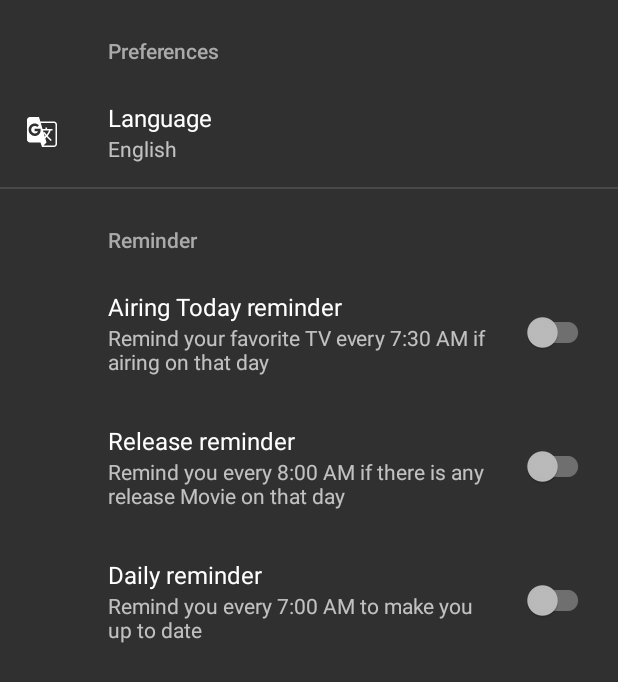
After one commit to FungkiPandu/moo-v, an Android app: the PreferenceActivity screen opened directly, with no data from a screen before it, on a phone screen of 412 x 824 dp. The commit adds this screen. Shown: the top 682 px of the screen. Run offline under Robolectric (Android 15) with nearby library versions, the phone set to English and light mode, and no system bars; our stand-ins replace androidx.preference.

Commit message:
create preference layout activity

```diff
--- a/app/build.gradle
+++ b/app/build.gradle
@@ -40,6 +40,7 @@ dependencies {
     implementation 'androidx.recyclerview:recyclerview:1.0.0'
     implementation 'com.amitshekhar.android:android-networking:1.0.2'
     implementation 'com.github.bumptech.glide:glide:4.9.0'
+    implementation 'androidx.preference:preference:1.1.0'
     testImplementation 'junit:junit:4.12'
     androidTestImplementation 'androidx.test:runner:1.2.0'
     androidTestImplementation 'androidx.test.espresso:espresso-core:3.2.0'
--- a/app/src/main/AndroidManifest.xml
+++ b/app/src/main/AndroidManifest.xml
@@ -14,6 +14,9 @@
         android:supportsRtl="true"
         android:theme="@style/AppTheme"
         tools:ignore="GoogleAppIndexingWarning">
+        <activity
+            android:name=".flow.setting.PreferenceActivity"
+            android:label="@string/title_activity_preference"></activity>
         <activity
             android:name=".flow.search.SearchActivity"
             android:theme="@style/AppTheme.NoActionBar" />
--- /dev/null
+++ b/app/src/main/java/xyz/neopandu/moov/flow/setting/PreferenceActivity.kt
@@ -0,0 +1,41 @@
+package xyz.neopandu.moov.flow.setting
+
+import android.content.Intent
+import android.os.Bundle
+import android.provider.Settings
+import androidx.appcompat.app.AppCompatActivity
+import androidx.appcompat.app.AppCompatDelegate
+import androidx.preference.Preference
+import androidx.preference.PreferenceFragmentCompat
+import xyz.neopandu.moov.R
+import java.util.*
+
+class PreferenceActivity : AppCompatActivity() {
+
+    override fun onCreate(savedInstanceState: Bundle?) {
+        super.onCreate(savedInstanceState)
+        setContentView(R.layout.settings_activity)
+        delegate.localNightMode = AppCompatDelegate.MODE_NIGHT_YES
+
+        supportFragmentManager
+            .beginTransaction()
+            .replace(R.id.settings, SettingsFragment())
+            .commit()
+        supportActionBar?.setDisplayHomeAsUpEnabled(true)
+    }
+
+    class SettingsFragment : PreferenceFragmentCompat() {
+        private var languagePreference: Preference? = null
+
+        override fun onCreatePreferences(savedInstanceState: Bundle?, rootKey: String?) {
+            setPreferencesFromResource(R.xml.root_preferences, rootKey)
+            languagePreference = findPreference(getString(R.string.language))
+            languagePreference?.summary = Locale.getDefault().displayLanguage
+            languagePreference?.setOnPreferenceClickListener {
+                val mIntent = Intent(Settings.ACTION_LOCALE_SETTINGS)
+                startActivity(mIntent)
+                true
+            }
+        }
+    }
+}
--- /dev/null
+++ b/app/src/main/res/layout/settings_activity.xml
@@ -0,0 +1,9 @@
+<LinearLayout xmlns:android="http://schemas.android.com/apk/res/android"
+    android:layout_width="match_parent"
+    android:layout_height="match_parent">
+
+    <FrameLayout
+        android:id="@+id/settings"
+        android:layout_width="match_parent"
+        android:layout_height="match_parent" />
+</LinearLayout>
--- a/app/src/main/res/menu/main_menu.xml
+++ b/app/src/main/res/menu/main_menu.xml
@@ -7,8 +7,8 @@
         android:title="@string/search"
         app:showAsAction="ifRoom" />
     <item
-        android:id="@+id/action_change_settings"
-        android:title="@string/change_language_settings"
+        android:id="@+id/action_preferences"
+        android:icon="@drawable/ic_settings_white_24dp"
         app:showAsAction="ifRoom"
-        android:icon="@drawable/ic_g_translate_white_24dp"/>
+        android:title="@string/preferences" />
 </menu>
--- a/app/src/main/res/values/strings.xml
+++ b/app/src/main/res/values/strings.xml
@@ -3,6 +3,7 @@
     <string name="change_language_settings">Change language</string>
     <string name="banner_base_url" translatable="false">https://image.tmdb.org/t/p/w780</string>
     <string name="poster_base_url" translatable="false">https://image.tmdb.org/t/p/w780</string>
+
 
     <string name="movie_banner">Movie banner</string>
     <string name="title_movie">Movie</string>
@@ -25,4 +26,20 @@
     <string name="search">Search</string>
     <string name="appwidget_text">EXAMPLE</string>
     <string name="add_widget">Add widget</string>
+
+
+    <!-- Preference -->
+    <string name="language">Language</string>
+    <string name="airing_today_reminder">Airing Today reminder</string>
+    <string name="airing_today_reminder_summary">Remind your favorite TVs every 7:30 AM if airing on that day</string>
+    <string name="release_reminder">Release reminder</string>
+    <string name="release_reminder_summary">Remind you every 8:00 AM if there is any release Movie on that day</string>
+    <string name="daily_reminder">Daily reminder</string>
+    <string name="daily_reminder_summary">Remind you every 7:00 AM to make you up to date</string>
+
+    <string name="title_activity_preference">Preference</string>
+
+    <!-- Preference Titles -->
+    <string name="preferences">Preferences</string>
+    <string name="reminder">Reminder</string>
 </resources>
--- /dev/null
+++ b/app/src/main/res/xml/root_preferences.xml
@@ -0,0 +1,46 @@
+<!--
+  ~ Copyright 2018 The app Open Source Project
+  ~
+  ~ Licensed under the Apache License, Version 2.0 (the "License");
+  ~ you may not use this file except in compliance with the License.
+  ~ You may obtain a copy of the License at
+  ~
+  ~      http://www.apache.org/licenses/LICENSE-2.0
+  ~
+  ~ Unless required by applicable law or agreed to in writing, software
+  ~ distributed under the License is distributed on an "AS IS" BASIS,
+  ~ WITHOUT WARRANTIES OR CONDITIONS OF ANY KIND, either express or implied.
+  ~ See the License for the specific language governing permissions and
+  ~ limitations under the License.
+  -->
+
+<PreferenceScreen xmlns:app="http://schemas.android.com/apk/res-auto">
+
+    <PreferenceCategory app:title="@string/preferences">
+        <Preference
+            app:icon="@drawable/ic_g_translate_white_24dp"
+            app:key="@string/language"
+            app:summary="Current language"
+            app:title="@string/language" />
+    </PreferenceCategory>
+
+    <PreferenceCategory app:title="@string/reminder">
+
+        <SwitchPreferenceCompat
+            app:key="@string/airing_today_reminder"
+            app:summary="Remind your favorite TV every 7:30 AM if airing on that day"
+            app:title="@string/airing_today_reminder" />
+
+        <SwitchPreferenceCompat
+            app:key="@string/release_reminder"
+            app:summary="Remind you every 8:00 AM if there is any release Movie on that day"
+            app:title="@string/release_reminder" />
+
+        <SwitchPreferenceCompat
+            app:key="@string/daily_reminder"
+            app:summary="Remind you every 7:00 AM to make you up to date"
+            app:title="@string/daily_reminder" />
+
+    </PreferenceCategory>
+
+</PreferenceScreen>
```
Also changed, not shown: app/src/main/java/xyz/neopandu/moov/flow/main/movieList/MovieFragment.kt (+4 -5 lines), app/src/main/res/drawable/ic_settings_white_24dp.xml (added, +10 -0 lines), app/src/main/res/values/arrays.xml (added, +12 -0 lines), 1 other file.
